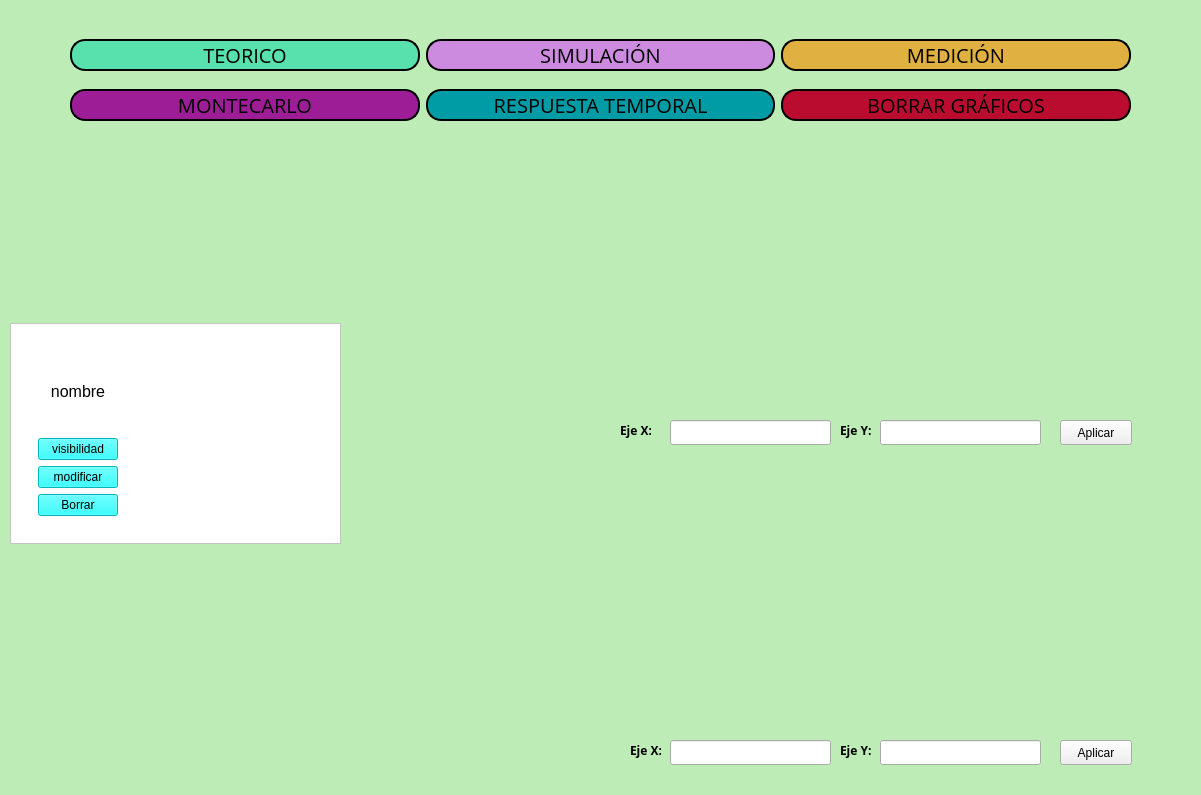
First picture: the form in frontend/menu.ui, repository odevincenti/TC-TP1, before the edit.
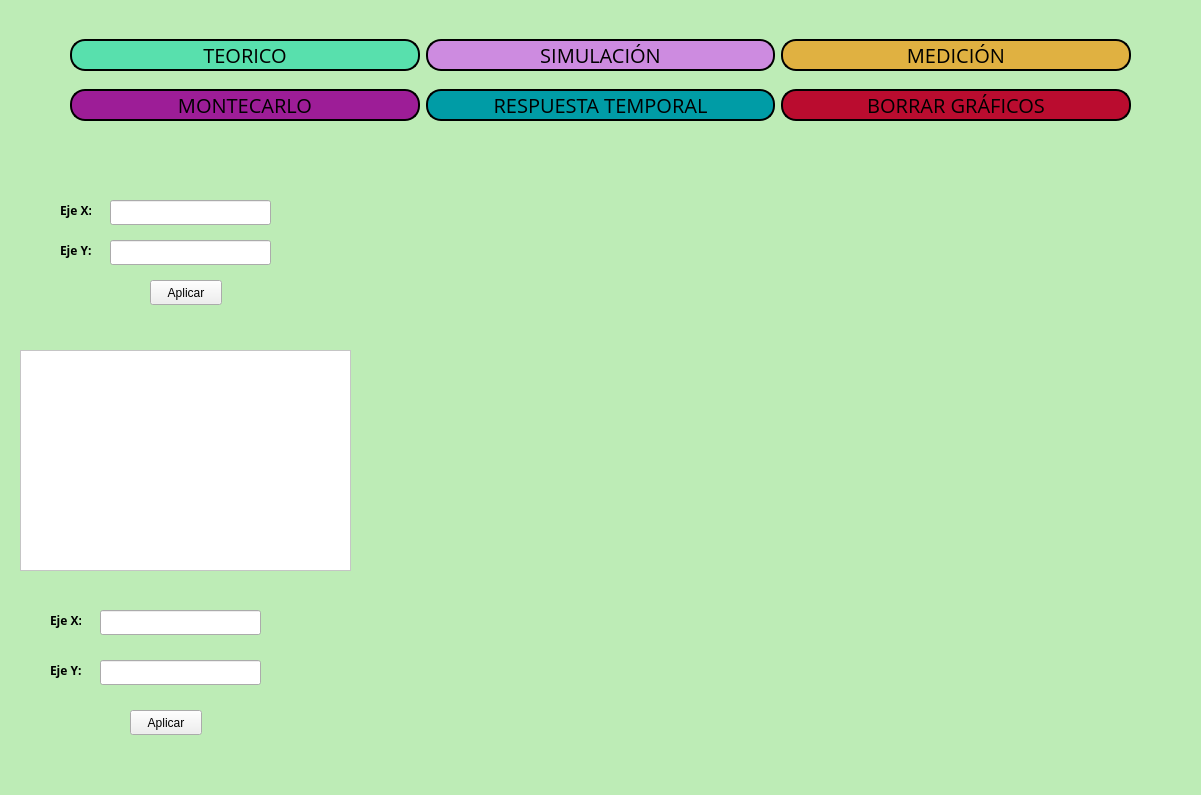
Second picture: the form after the edit. Custom widgets are drawn as their Qt base class.

Commit message: boton resp temp

```diff
--- a/frontend/menu.ui
+++ b/frontend/menu.ui
@@ -29,8 +29,8 @@
     <widget class="QLineEdit" name="ejey_lineEdit">
      <property name="geometry">
       <rect>
-       <x>880</x>
-       <y>420</y>
+       <x>110</x>
+       <y>240</y>
        <width>161</width>
        <height>25</height>
       </rect>
@@ -39,8 +39,8 @@
     <widget class="QLineEdit" name="ejex_lineEdit">
      <property name="geometry">
       <rect>
-       <x>670</x>
-       <y>420</y>
+       <x>110</x>
+       <y>200</y>
        <width>161</width>
        <height>25</height>
       </rect>
@@ -49,8 +49,8 @@
     <widget class="QLabel" name="ejeylabel">
      <property name="geometry">
       <rect>
-       <x>840</x>
-       <y>420</y>
+       <x>60</x>
+       <y>240</y>
        <width>31</width>
        <height>21</height>
       </rect>
@@ -69,8 +69,8 @@
     <widget class="QLabel" name="ejexlabel">
      <property name="geometry">
       <rect>
-       <x>620</x>
-       <y>420</y>
+       <x>60</x>
+       <y>200</y>
        <width>31</width>
        <height>21</height>
       </rect>
@@ -182,7 +182,7 @@
        <x>360</x>
        <y>140</y>
        <width>771</width>
-       <height>281</height>
+       <height>301</height>
       </rect>
      </property>
     </widget>
@@ -192,15 +192,15 @@
        <x>360</x>
        <y>460</y>
        <width>771</width>
-       <height>281</height>
+       <height>311</height>
       </rect>
      </property>
     </widget>
     <widget class="QLineEdit" name="ejex2_lineEdit">
      <property name="geometry">
       <rect>
-       <x>670</x>
-       <y>740</y>
+       <x>100</x>
+       <y>610</y>
        <width>161</width>
        <height>25</height>
       </rect>
@@ -209,8 +209,8 @@
     <widget class="QLabel" name="ejexlabel_2">
      <property name="geometry">
       <rect>
-       <x>630</x>
-       <y>740</y>
+       <x>50</x>
+       <y>610</y>
        <width>31</width>
        <height>21</height>
       </rect>
@@ -229,8 +229,8 @@
     <widget class="QLineEdit" name="ejey2_lineEdit">
      <property name="geometry">
       <rect>
-       <x>880</x>
-       <y>740</y>
+       <x>100</x>
+       <y>660</y>
        <width>161</width>
        <height>25</height>
       </rect>
@@ -239,8 +239,8 @@
     <widget class="QLabel" name="ejeylabel_2">
      <property name="geometry">
       <rect>
-       <x>840</x>
-       <y>740</y>
+       <x>50</x>
+       <y>660</y>
        <width>31</width>
        <height>21</height>
       </rect>
@@ -259,8 +259,8 @@
     <widget class="QPushButton" name="aplicar_button_ejes1">
      <property name="geometry">
       <rect>
-       <x>1060</x>
-       <y>420</y>
+       <x>150</x>
+       <y>280</y>
        <width>72</width>
        <height>25</height>
       </rect>
@@ -272,8 +272,8 @@
     <widget class="QPushButton" name="aplicar_button_ejes2">
      <property name="geometry">
       <rect>
-       <x>1060</x>
-       <y>740</y>
+       <x>130</x>
+       <y>710</y>
        <width>72</width>
        <height>25</height>
       </rect>
@@ -372,8 +372,8 @@
     <widget class="QScrollArea" name="scrollArea">
      <property name="geometry">
       <rect>
-       <x>10</x>
-       <y>323</y>
+       <x>20</x>
+       <y>350</y>
        <width>331</width>
        <height>221</height>
       </rect>
@@ -397,57 +397,6 @@
        <item>
         <widget class="QWidget" name="CurveList" native="true">
          <layout class="QHBoxLayout" name="horizontalLayout">
-          <item>
-           <widget class="QWidget" name="Curve_0" native="true">
-            <layout class="QVBoxLayout" name="verticalLayout_3">
-             <item>
-              <widget class="QLabel" name="label">
-               <property name="font">
-                <font>
-                 <pointsize>12</pointsize>
-                </font>
-               </property>
-               <property name="text">
-                <string>nombre</string>
-               </property>
-               <property name="alignment">
-                <set>Qt::AlignCenter</set>
-               </property>
-              </widget>
-             </item>
-             <item>
-              <widget class="QPushButton" name="pushButton">
-               <property name="styleSheet">
-                <string notr="true">background: cyan;</string>
-               </property>
-               <property name="text">
-                <string>visibilidad</string>
-               </property>
-              </widget>
-             </item>
-             <item>
-              <widget class="QPushButton" name="pushButton_3">
-               <property name="styleSheet">
-                <string notr="true">background: cyan;</string>
-               </property>
-               <property name="text">
-                <string>modificar</string>
-               </property>
-              </widget>
-             </item>
-             <item>
-              <widget class="QPushButton" name="curva1_borrar_Button">
-               <property name="styleSheet">
-                <string notr="true">background: cyan;</string>
-               </property>
-               <property name="text">
-                <string>Borrar</string>
-               </property>
-              </widget>
-             </item>
-            </layout>
-           </widget>
-          </item>
           <item>
            <spacer name="horizontalSpacer">
             <property name="orientation">
```
The commit also changes 1 other file.
